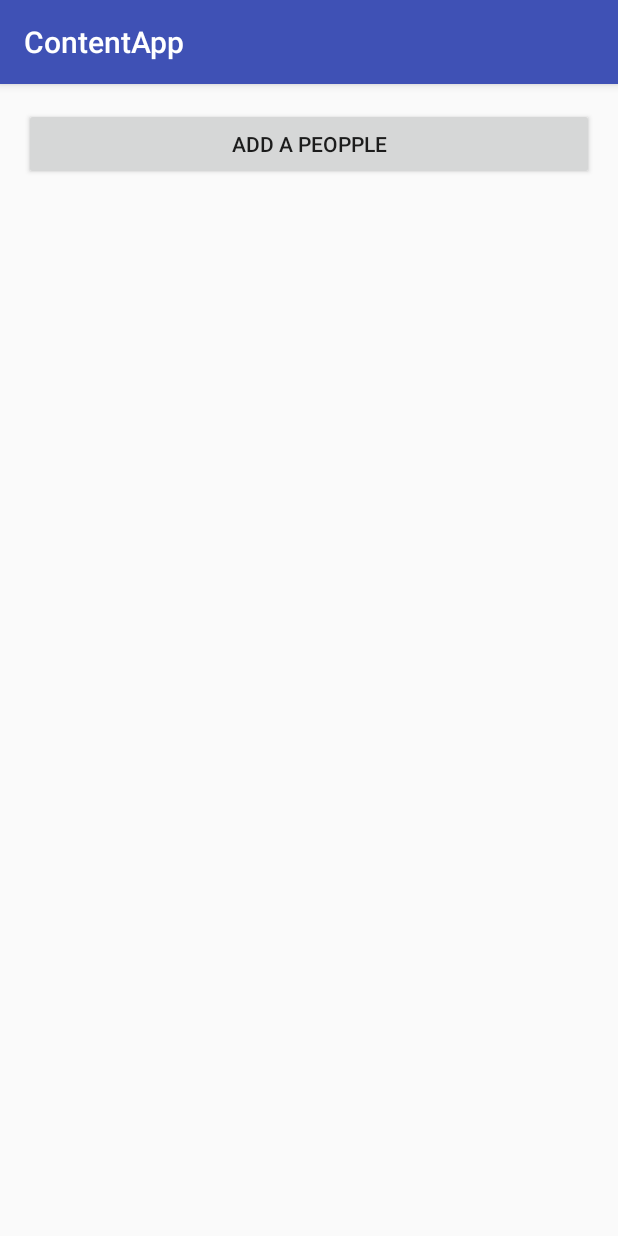
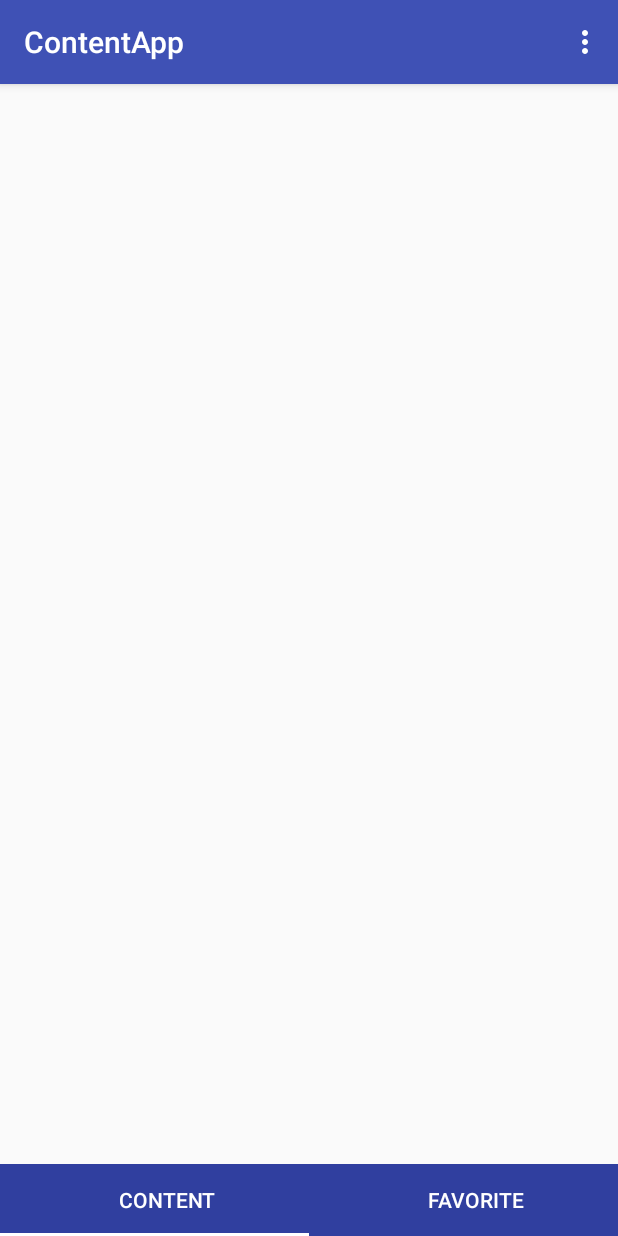
Before and after one commit to jonghyukkang/ContentProviderDB, an Android app: the screen it shows after launch (MainActivity), on a phone screen of 412 x 824 dp. Run offline under Robolectric (Android 15) with nearby library versions, the light colour scheme and no system bars.

Commit message:
TabLayout, Fragment화면 구성

```diff
--- a/ContentApp/app/build.gradle
+++ b/ContentApp/app/build.gradle
@@ -23,4 +23,6 @@ dependencies {
     compile fileTree(dir: 'libs', include: ['*.jar'])
     testCompile 'junit:junit:4.12'
     compile 'com.android.support:appcompat-v7:23.4.0'
+    compile 'com.android.support:design:24.0.0'
+    compile 'com.android.support:support-v4:24.0.0'
 }
--- a/ContentApp/app/src/main/AndroidManifest.xml
+++ b/ContentApp/app/src/main/AndroidManifest.xml
@@ -8,14 +8,14 @@
         android:label="@string/app_name"
         android:supportsRtl="true"
         android:theme="@style/AppTheme">
-        <activity android:name=".MainActivity">
+        <activity android:name=".Activity.MainActivity">
             <intent-filter>
                 <action android:name="android.intent.action.MAIN" />
 
                 <category android:name="android.intent.category.LAUNCHER" />
             </intent-filter>
         </activity>
-        <activity android:name=".PeopleEdit" />
+        <activity android:name=".Activity.PeopleEdit" />
         <provider
             android:authorities="kang.contentapp"
             android:name=".MyContentProvider"
--- /dev/null
+++ b/ContentApp/app/src/main/java/kang/contentapp/Activity/MainActivity.java
@@ -0,0 +1,51 @@
+package kang.contentapp.Activity;
+
+import android.content.Intent;
+import android.support.design.widget.TabLayout;
+import android.support.v4.view.ViewPager;
+import android.support.v7.app.AppCompatActivity;
+import android.os.Bundle;
+import android.view.Menu;
+import android.view.MenuItem;
+
+import kang.contentapp.Adapter.FragPagerAdapter;
+import kang.contentapp.R;
+
+public class MainActivity extends AppCompatActivity {
+
+    ViewPager pager;
+    TabLayout tabLayout;
+
+    @Override
+    protected void onCreate(Bundle savedInstanceState) {
+        super.onCreate(savedInstanceState);
+        setContentView(R.layout.activity_main);
+
+        pager = (ViewPager) findViewById(R.id.pager);
+        pager.setAdapter(new FragPagerAdapter(getSupportFragmentManager(), MainActivity.this));
+
+        tabLayout = (TabLayout) findViewById(R.id.sliding_tabs);
+        tabLayout.setupWithViewPager(pager);
+
+    }
+
+    @Override
+    public boolean onCreateOptionsMenu(Menu menu) {
+        getMenuInflater().inflate(R.menu.main, menu);
+        return true;
+    }
+
+    @Override
+    public boolean onOptionsItemSelected(MenuItem item) {
+        int id = item.getItemId();
+
+        if(id == R.id.action_add){
+            Intent peopleEdit = new Intent(MainActivity.this, PeopleEdit.class);
+            Bundle bundle = new Bundle();
+            bundle.putString("mode", "add");
+            peopleEdit.putExtras(bundle);
+            startActivity(peopleEdit);
+        }
+        return super.onOptionsItemSelected(item);
+    }
+}
--- /dev/null
+++ b/ContentApp/app/src/main/java/kang/contentapp/Adapter/FragPagerAdapter.java
@@ -0,0 +1,48 @@
+package kang.contentapp.Adapter;
+
+import android.content.Context;
+import android.support.v4.app.Fragment;
+import android.support.v4.app.FragmentManager;
+import android.support.v4.app.FragmentPagerAdapter;
+import android.text.SpannableString;
+
+import kang.contentapp.Fragment.ContentFragment;
+import kang.contentapp.Fragment.FavoriteFragment;
+
+/**
+ * Created by kangjonghyuk on 2016. 7. 13..
+ */
+public class FragPagerAdapter extends FragmentPagerAdapter{
+    final int PAGE_COUNT = 2;
+    private String tabTitles[] = new String[] { "Content", "Favorite" };
+    private Context mContext;
+
+    public FragPagerAdapter(FragmentManager fm, Context context){
+        super(fm);
+        this.mContext = context;
+    }
+
+    @Override
+    public int getCount() {
+        return PAGE_COUNT;
+    }
+
+    @Override
+    public Fragment getItem(int position) {
+        Fragment fragment;
+        switch(position){
+            case 0 :
+                fragment = new ContentFragment();
+                return fragment;
+            case 1 :
+                fragment = new FavoriteFragment();
+                return fragment;
+        }
+        return null;
+    }
+    @Override
+    public CharSequence getPageTitle(int position) {
+        SpannableString sb = new SpannableString("     " + tabTitles[position]);
+        return sb;
+    }
+}
--- a/ContentApp/app/src/main/java/kang/contentapp/MainActivity.java
+++ b/ContentApp/app/src/main/java/kang/contentapp/Fragment/ContentFragment.java
@@ -1,49 +1,48 @@
-package kang.contentapp;
+package kang.contentapp.Fragment;
 
-import android.app.LoaderManager;
-import android.content.CursorLoader;
+
 import android.content.Intent;
-import android.content.Loader;
 import android.database.Cursor;
+import android.os.Bundle;
+import android.support.annotation.Nullable;
+import android.support.v4.app.Fragment;
 import android.support.v4.widget.SimpleCursorAdapter;
-import android.support.v7.app.AppCompatActivity;
-import android.os.Bundle;
+import android.view.LayoutInflater;
 import android.view.View;
+import android.view.ViewGroup;
 import android.widget.AdapterView;
 import android.widget.Button;
 import android.widget.ListView;
 import android.widget.Toast;
+import android.support.v4.app.LoaderManager;
+import android.support.v4.content.CursorLoader;
+import android.support.v4.content.Loader;
 
-public class MainActivity extends AppCompatActivity implements LoaderManager.LoaderCallbacks<Cursor> {
+import kang.contentapp.ContentDB;
+import kang.contentapp.MyContentProvider;
+import kang.contentapp.Activity.PeopleEdit;
+import kang.contentapp.R;
+
+/**
+ * Created by kangjonghyuk on 2016. 7. 13..
+ */
+public class ContentFragment extends Fragment
+        implements LoaderManager.LoaderCallbacks<Cursor>
+ {
 
     private SimpleCursorAdapter dataAdapter;
+    private ListView listView;
 
     @Override
-    protected void onCreate(Bundle savedInstanceState) {
+    public void onCreate(@Nullable Bundle savedInstanceState) {
         super.onCreate(savedInstanceState);
-        setContentView(R.layout.activity_main);
-        displayListView();
-
-        Button add = (Button) findViewById(R.id.add);
-        add.setOnClickListener(new View.OnClickListener() {
-            @Override
-            public void onClick(View v) {
-                Intent peopleEdit = new Intent(getBaseContext(), PeopleEdit.class);
-                Bundle bundle = new Bundle();
-                bundle.putString("mode", "add");
-                peopleEdit.putExtras(bundle);
-                startActivity(peopleEdit);
-            }
-        });
     }
 
+    @Nullable
     @Override
-    protected void onResume() {
-        super.onResume();
-        getLoaderManager().restartLoader(0, null, MainActivity.this);
-    }
+    public View onCreateView(LayoutInflater inflater, @Nullable ViewGroup container, @Nullable Bundle savedInstanceState) {
+        View view = inflater.inflate(R.layout.content_fragment, container, false);
 
-    private void displayListView() {
         String[] columns = new String[]{
                 ContentDB.KEY_NAME,
                 ContentDB.KEY_NAESUN,
@@ -60,9 +59,8 @@ public class MainActivity extends AppCompatActivity implements LoaderManager.Loa
                 R.id.depart
         };
 
-        dataAdapter = new SimpleCursorAdapter(this, R.layout.people_info, null, columns, to, 0);
-
-        final ListView listView = (ListView) findViewById(R.id.peopleList);
+        dataAdapter = new SimpleCursorAdapter(getContext(), R.layout.people_info, null, columns, to, 0);
+        listView = (ListView) view.findViewById(R.id.peopleList);
         listView.setAdapter(dataAdapter);
         getLoaderManager().initLoader(0, null, this);
 
@@ -74,12 +72,12 @@ public class MainActivity extends AppCompatActivity implements LoaderManager.Loa
                 String peopleNumber =
                         cursor.getString(cursor.getColumnIndexOrThrow(ContentDB.KEY_NUMBER));
 
-                Toast.makeText(getApplicationContext(), peopleNumber, Toast.LENGTH_SHORT).show();
+                Toast.makeText(getContext(), peopleNumber, Toast.LENGTH_SHORT).show();
 
                 String rowId =
                         cursor.getString(cursor.getColumnIndexOrThrow(ContentDB.KEY_PEOPLE));
 
-                Intent peopleEdit = new Intent(getBaseContext(), PeopleEdit.class);
+                Intent peopleEdit = new Intent(getContext(), PeopleEdit.class);
                 Bundle bundle = new Bundle();
                 bundle.putString("mode", "update");
                 bundle.putString("rowId", rowId);
@@ -87,6 +85,19 @@ public class MainActivity extends AppCompatActivity implements LoaderManager.Loa
                 startActivity(peopleEdit);
             }
         });
+
+        return view;
+    }
+
+    @Override
+    public void onActivityResult(int requestCode, int resultCode, Intent data) {
+        super.onActivityResult(requestCode, resultCode, data);
+    }
+
+    @Override
+    public void onResume() {
+        super.onResume();
+        getLoaderManager().restartLoader(0, null, this);
     }
 
     @Override
@@ -98,7 +109,7 @@ public class MainActivity extends AppCompatActivity implements LoaderManager.Loa
                 ContentDB.KEY_NUMBER,
                 ContentDB.KEY_EMAIL,
                 ContentDB.KEY_DEPART};
-        CursorLoader cursorLoader = new CursorLoader(this,
+        CursorLoader cursorLoader = new CursorLoader(getContext(),
                 MyContentProvider.CONTENT_URI, projection, null, null, null);
         return cursorLoader;
     }
@@ -112,5 +123,4 @@ public class MainActivity extends AppCompatActivity implements LoaderManager.Loa
     public void onLoaderReset(Loader<Cursor> loader) {
         dataAdapter.swapCursor(null);
     }
-
 }
--- /dev/null
+++ b/ContentApp/app/src/main/java/kang/contentapp/Fragment/FavoriteFragment.java
@@ -0,0 +1,28 @@
+package kang.contentapp.Fragment;
+
+
+
+import android.os.Bundle;
+import android.support.annotation.Nullable;
+import android.support.v4.app.Fragment;
+import android.view.LayoutInflater;
+import android.view.Menu;
+import android.view.MenuInflater;
+import android.view.View;
+import android.view.ViewGroup;
+
+import kang.contentapp.R;
+
+/**
+ * Created by kangjonghyuk on 2016. 7. 13..
+ */
+public class FavoriteFragment extends Fragment {
+
+
+    @Nullable
+    @Override
+    public View onCreateView(LayoutInflater inflater, ViewGroup container, Bundle savedInstanceState) {
+        View view = inflater.inflate(R.layout.favorite_fragment, container, false);
+        return view;
+    }
+}
--- a/ContentApp/app/src/main/res/layout/activity_main.xml
+++ b/ContentApp/app/src/main/res/layout/activity_main.xml
@@ -1,27 +1,28 @@
 <?xml version="1.0" encoding="utf-8"?>
-<RelativeLayout xmlns:android="http://schemas.android.com/apk/res/android"
+<LinearLayout xmlns:android="http://schemas.android.com/apk/res/android"
+    xmlns:app="http://schemas.android.com/apk/res-auto"
     xmlns:tools="http://schemas.android.com/tools"
     android:layout_width="match_parent"
     android:layout_height="match_parent"
-    android:paddingBottom="@dimen/activity_vertical_margin"
-    android:paddingLeft="@dimen/activity_horizontal_margin"
-    android:paddingRight="@dimen/activity_horizontal_margin"
-    android:paddingTop="@dimen/activity_vertical_margin"
-    tools:context="kang.contentapp.MainActivity">
+    android:orientation="vertical"
+    app:layout_behavior="@string/appbar_scrolling_view_behavior"
+    tools:context=".Activity.MainActivity">
 
-    <Button
-        android:id="@+id/add"
-        style="?android:attr/buttonStyleSmall"
-        android:layout_width="fill_parent"
-        android:layout_height="wrap_content"
-        android:layout_alignParentLeft="true"
-        android:layout_alignParentTop="true"
-        android:text="@string/add_country" />
+    <android.support.v4.view.ViewPager
+        android:id="@+id/pager"
+        android:layout_width="match_parent"
+        android:layout_height="0dp"
+        android:layout_weight="1"/>
 
-    <ListView
-        android:id="@+id/peopleList"
+    <android.support.design.widget.TabLayout
+        android:id="@+id/sliding_tabs"
+        app:tabGravity="fill"
+        app:tabMode="fixed"
         android:layout_width="match_parent"
         android:layout_height="wrap_content"
-        android:layout_alignParentLeft="true"
-        android:layout_below="@+id/add" />
-</RelativeLayout>
+        android:background="#303F9F"
+        app:tabTextColor="@color/colorWhite"
+        app:tabSelectedTextColor="@color/colorWhite"
+        app:tabIndicatorColor="@color/colorWhite"/>
+
+</LinearLayout>
--- /dev/null
+++ b/ContentApp/app/src/main/res/layout/content_fragment.xml
@@ -0,0 +1,17 @@
+<?xml version="1.0" encoding="utf-8"?>
+<RelativeLayout xmlns:android="http://schemas.android.com/apk/res/android"
+    xmlns:tools="http://schemas.android.com/tools"
+    android:layout_width="match_parent"
+    android:layout_height="match_parent"
+    android:paddingBottom="@dimen/activity_vertical_margin"
+    android:paddingLeft="@dimen/activity_horizontal_margin"
+    android:paddingRight="@dimen/activity_horizontal_margin"
+    android:paddingTop="@dimen/activity_vertical_margin" >
+
+    <ListView
+        android:id="@+id/peopleList"
+        android:layout_width="match_parent"
+        android:layout_height="wrap_content"
+        android:layout_alignParentLeft="true" />
+
+</RelativeLayout>
--- /dev/null
+++ b/ContentApp/app/src/main/res/layout/favorite_fragment.xml
@@ -0,0 +1,8 @@
+<?xml version="1.0" encoding="utf-8"?>
+<LinearLayout xmlns:android="http://schemas.android.com/apk/res/android"
+    android:layout_width="match_parent"
+    android:layout_height="match_parent"
+    android:orientation="vertical"
+    android:background="#ffffbb" >
+
+</LinearLayout>
--- a/ContentApp/app/src/main/res/layout/people_info.xml
+++ b/ContentApp/app/src/main/res/layout/people_info.xml
@@ -2,7 +2,7 @@
 <RelativeLayout xmlns:android="http://schemas.android.com/apk/res/android"
     android:layout_width="match_parent"
     android:layout_height="match_parent"
-    android:padding = "6dp" >
+    android:padding = "6dp">
 
     <TextView
         android:id="@+id/name"
--- /dev/null
+++ b/ContentApp/app/src/main/res/menu/main.xml
@@ -0,0 +1,11 @@
+<?xml version="1.0" encoding="utf-8"?>
+<menu xmlns:android="http://schemas.android.com/apk/res/android"
+    xmlns:app="http://schemas.android.com/apk/res-auto">
+
+    <item
+        android:id="@+id/action_add"
+        android:orderInCategory="100"
+        android:title="@string/action_add"
+        app:showAsAction="never" />
+
+</menu>
--- a/ContentApp/app/src/main/res/values/colors.xml
+++ b/ContentApp/app/src/main/res/values/colors.xml
@@ -3,4 +3,8 @@
     <color name="colorPrimary">#3F51B5</color>
     <color name="colorPrimaryDark">#303F9F</color>
     <color name="colorAccent">#FF4081</color>
+    <color name="colorGreen">#bbff21</color>
+    <color name="colorWhite">#ffffff</color>
+
+
 </resources>
--- a/ContentApp/app/src/main/res/values/strings.xml
+++ b/ContentApp/app/src/main/res/values/strings.xml
@@ -18,4 +18,6 @@
         <item>DESIGN</item>
         <item>MANAGE</item>
     </string-array>
+
+    <string name="action_add">Add content</string>
 </resources>
```
Also changed, not shown: ContentApp/app/src/main/java/kang/contentapp/Activity/PeopleEdit.java (renamed from ContentApp/app/src/main/java/kang/contentapp/PeopleEdit.java, +5 -2 lines).
